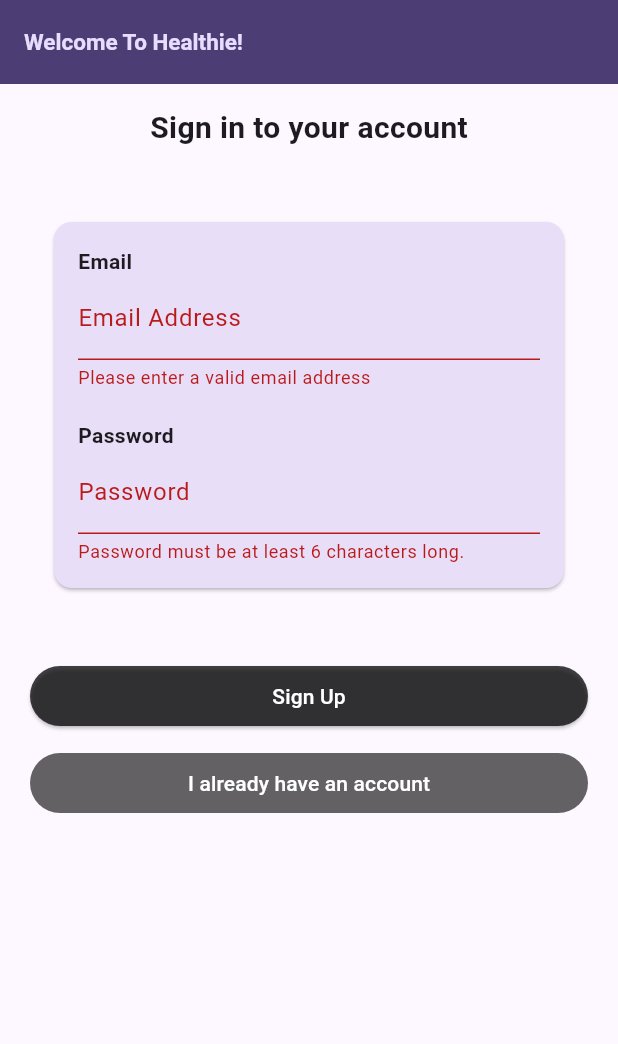
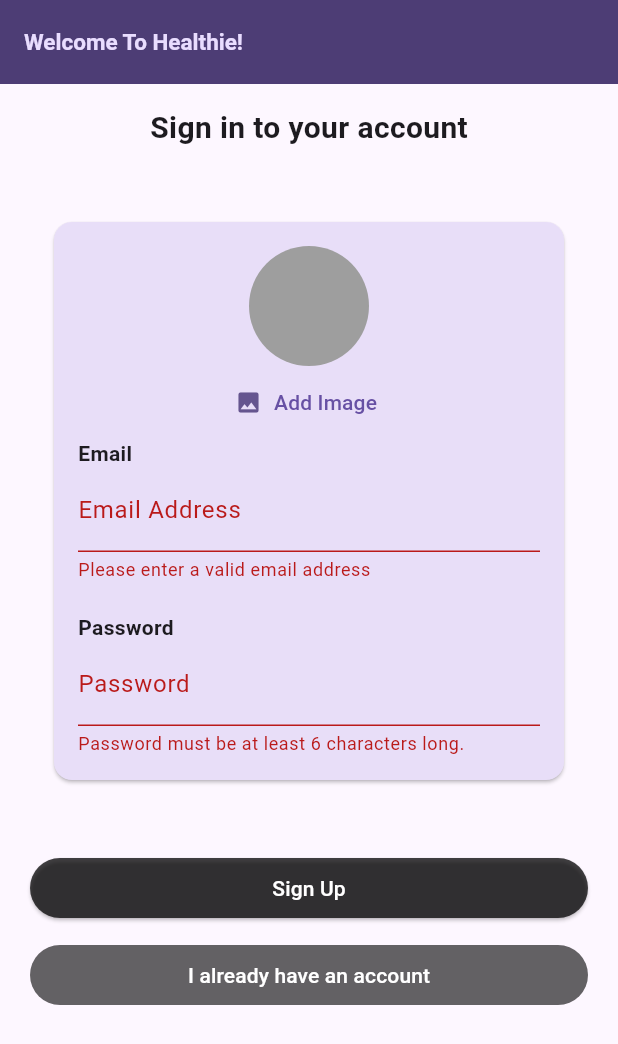
Before and after one commit to 2910Abhishek/DiseasePredictionApp, a Flutter app: the screen it shows after launch, after a tap on "Login", after a tap on "Create an account", on a phone screen of 412 x 824 dp. Shown: the top 1044 px of the screen. Run offline on Flutter 3.47's test engine with Material 3 defaults, Android fonts, the phone set to English and light mode, and no system bars; our stand-ins replace firebase_auth, firebase_core, geolocator, google_maps_flutter, image_picker, location; accounts and stored records are empty.

Commit message:
added image picker in sign up page

```diff
--- a/diseasepredictor/lib/screens/auth.dart
+++ b/diseasepredictor/lib/screens/auth.dart
@@ -1,4 +1,5 @@
 import 'package:diseasepredictor/screens/tabs.dart';
+import 'package:diseasepredictor/widgets/user_image_picker.dart';
 import 'package:flutter/material.dart';
 import 'package:firebase_auth/firebase_auth.dart';
 
@@ -19,6 +20,7 @@
   var _islogin = true;
   var _enteredEmail = '';
   var _enteredPassword = '';
+  var
 
   Future<void> _showErrorDialog(String message) async {
     return showDialog(
@@ -112,6 +114,7 @@
                       mainAxisSize: MainAxisSize.min,
                       crossAxisAlignment: CrossAxisAlignment.start,
                       children: [
+                        if (!_islogin) Center(child: UserImagePicker()),
                         Text(
                           'Email',
                           style: TextStyle(fontWeight: FontWeight.bold),
--- /dev/null
+++ b/diseasepredictor/lib/widgets/user_image_picker.dart
@@ -0,0 +1,55 @@
+import 'dart:io';
+
+import 'package:flutter/material.dart';
+import 'package:image_picker/image_picker.dart';
+
+class UserImagePicker extends StatefulWidget {
+  const UserImagePicker({super.key});
+
+  @override
+  State<UserImagePicker> createState() => _UserImagePickerState();
+}
+
+class _UserImagePickerState extends State<UserImagePicker> {
+  File? _pickedImageFile;
+
+  void _pickImage() async {
+    final pickedImage = await ImagePicker().pickImage(
+      source: ImageSource.camera,
+      imageQuality: 50,
+      maxWidth: 150,
+    );
+
+    if (pickedImage == null) {
+      return;
+    }
+
+    setState(() {
+      _pickedImageFile = File(pickedImage.path);
+    });
+  }
+
+  @override
+  Widget build(BuildContext context) {
+    return Column(
+      children: [
+        CircleAvatar(
+          radius: 40,
+          backgroundColor: Colors.grey,
+          foregroundImage:
+              _pickedImageFile != null ? FileImage(_pickedImageFile!) : null,
+        ),
+        TextButton.icon(
+          onPressed: _pickImage,
+          icon: Icon(Icons.image),
+          label: Text(
+            'Add Image',
+            style: TextStyle(
+              color: Theme.of(context).primaryColor,
+            ),
+          ),
+        ),
+      ],
+    );
+  }
+}
--- a/diseasepredictor/pubspec.yaml
+++ b/diseasepredictor/pubspec.yaml
@@ -43,6 +43,8 @@
   geolocator: ^11.0.0
   flutter_html_iframe: ^3.0.0-beta.2
   geocoding: ^2.2.0
+  firebase_storage: ^11.6.9
+  image_picker: ^1.0.7
 
 dev_dependencies:
   flutter_test:
```
Also changed, not shown: diseasepredictor/lib/screens/tabs.dart (+14 -1 lines), diseasepredictor/pubspec.lock, 5 other files.
